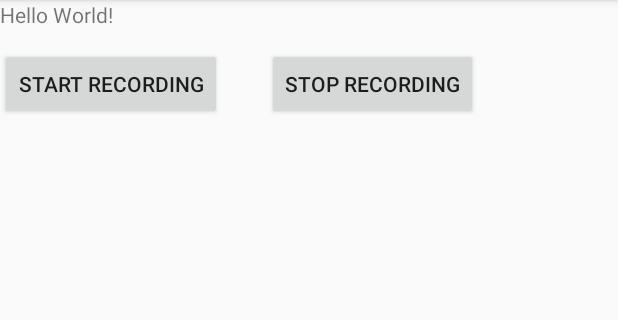
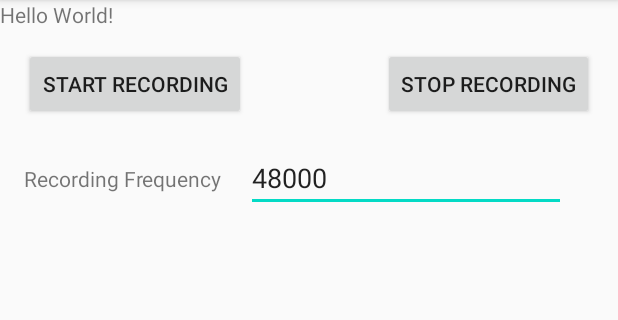
Before and after one commit to reuniware/OboeAudioRecorder, an Android app: the screen it shows after launch (MainActivity), after a tap on "START RECORDING", on a phone screen of 412 x 824 dp, the part 84-404 px from its top. Run offline under Robolectric (Android 15) with nearby library versions, the phone set to English and light mode, and no system bars; 3 statements that could not run were skipped.

Commit message:
User can now enter the recording frequency and that is passed to C++ through JNI.

```diff
--- a/app/src/main/java/com/example/oboeaudiorecorder/MainActivity.kt
+++ b/app/src/main/java/com/example/oboeaudiorecorder/MainActivity.kt
@@ -28,6 +28,8 @@ class MainActivity : AppCompatActivity() {
 
         // Example of a call to a native method
         sample_text.text = stringFromJNI()
+
+        editTextFreq.setText(recordingFrequency.toString())
 
         val audioManager = getSystemService(Context.AUDIO_SERVICE) as AudioManager
         val devices = audioManager.getDevices(GET_DEVICES_INPUTS)
@@ -68,13 +70,23 @@ class MainActivity : AppCompatActivity() {
                 Log.i("OboeAudioRecorder", "Permission to record denied")
                 ActivityCompat.requestPermissions(this, arrayOf(Manifest.permission.RECORD_AUDIO), RECORD_REQUEST_CODE)
             } else {
-                Thread(Runnable { startRecording(fullPathToFile, recordingFrequency) }).start()
+                Thread(Runnable { startRecording(fullPathToFile, getRecordingFreq()) }).start()
             }
         }
 
         buttonStopRecording.setOnClickListener {
             Thread(Runnable { stopRecording() }).start()
         }
+    }
+
+    // Get the recording frequency entered by the user. If empty then default to 48000.
+    fun getRecordingFreq() : Int {
+        var freq = recordingFrequency
+        if (!editTextFreq.text.toString().trim().isEmpty())
+        {
+            freq = editTextFreq.text.toString().toInt()
+        }
+        return freq
     }
 
     val RECORD_REQUEST_CODE = 1234
@@ -90,7 +102,7 @@ class MainActivity : AppCompatActivity() {
                     Log.i("OboeAudioRecorder", "Permission has been granted by user")
 
                     Thread(Runnable{
-                        startRecording(fullPathToFile, recordingFrequency)
+                        startRecording(fullPathToFile, getRecordingFreq())
                     }).start()
                 }
             }
--- a/app/src/main/res/layout/activity_main.xml
+++ b/app/src/main/res/layout/activity_main.xml
@@ -18,6 +18,7 @@
         android:id="@+id/buttonStartRecording"
         android:layout_width="wrap_content"
         android:layout_height="wrap_content"
+        android:layout_marginStart="16dp"
         android:text="Start Recording"
         app:layout_constraintLeft_toLeftOf="parent"
         app:layout_constraintTop_toBottomOf="@id/sample_text" />
@@ -26,10 +27,35 @@
         android:id="@+id/buttonStopRecording"
         android:layout_width="wrap_content"
         android:layout_height="wrap_content"
-        android:layout_marginStart="30dp"
+        android:layout_marginEnd="16dp"
         android:text="Stop Recording"
-        app:layout_constraintLeft_toRightOf="@id/buttonStartRecording"
+        app:layout_constraintRight_toRightOf="parent"
         app:layout_constraintTop_toTopOf="@id/buttonStartRecording"
         />
 
+    <TextView
+        android:id="@+id/textViewFreq"
+        android:layout_width="wrap_content"
+        android:layout_height="wrap_content"
+        android:text="Recording Frequency"
+        android:layout_marginStart="16dp"
+        app:layout_constraintLeft_toLeftOf="parent"
+        app:layout_constraintTop_toTopOf="@id/editTextFreq"
+        app:layout_constraintBottom_toBottomOf="@id/editTextFreq"
+        />
+
+    <EditText
+        android:id="@+id/editTextFreq"
+        android:layout_width="wrap_content"
+        android:layout_height="wrap_content"
+        android:ems="10"
+        android:inputType="number"
+        android:layout_marginStart="16dp"
+        android:layout_marginTop="16dp"
+        android:layout_marginEnd="16dp"
+        app:layout_constraintLeft_toRightOf="@id/textViewFreq"
+        app:layout_constraintTop_toBottomOf="@id/buttonStartRecording"
+        />
+
+
 </androidx.constraintlayout.widget.ConstraintLayout>
```
Also changed, not shown: 1 other file.
